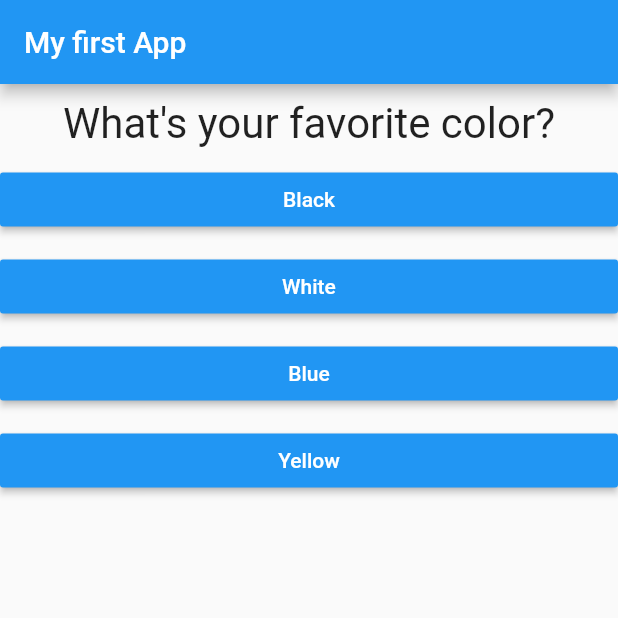
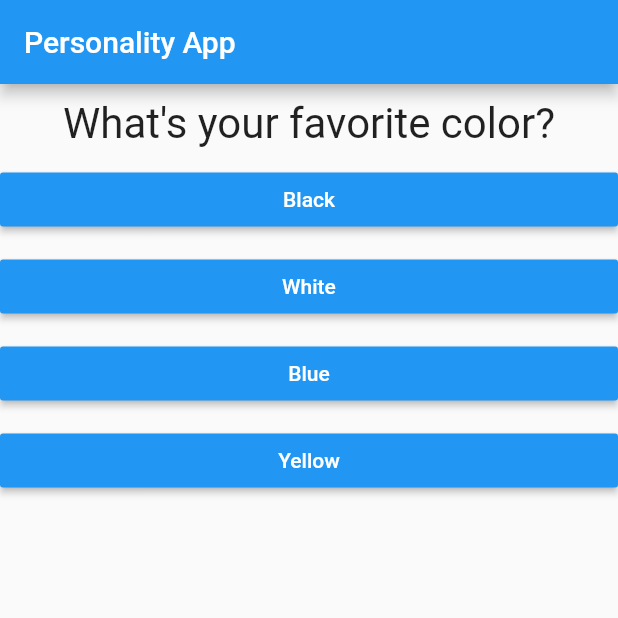
Before and after one commit to Alvin-Mwangi-W/Learn-Flutter, a Flutter app: the screen it shows after launch, on a phone screen of 412 x 824 dp, the top half of it. Run offline on Flutter 3.47's test engine with Material 2 defaults, Android fonts, the phone set to English and light mode, and no system bars.

Commit message:
fixed some errors

```diff
--- a/learnflutter/lib/main.dart
+++ b/learnflutter/lib/main.dart
@@ -1,6 +1,7 @@
 import 'package:flutter/material.dart';
 
-import 'quiz.dart';
+import './quiz.dart';
+import './result.dart';
 
 void main() {
   runApp(MyApp());
@@ -19,26 +20,50 @@ class _MyAppState extends State<MyApp> {
     const _questions = [
       {
         'questionText': 'What\'s your favorite color?',
-        'answers': ['Black', 'White', 'Blue', 'Yellow']
+        'answers': [
+          {'text': 'Black', 'score': 5},
+          {'text': 'White', 'score': 1},
+          {'text': 'Blue', 'score': 2},
+          {'text': 'Yellow', 'score': 8}
+        ]
       },
       {
         'questionText': 'What\'s your favorite animal',
-        'answers': ['Dog', 'Cat', 'Owl', 'Sloth']
+        'answers': [
+          {'text': 'Dog', 'score': 3},
+          {'text': 'Cat', 'score': 10},
+          {'text': 'Owl', 'score': 8},
+          {'text': 'Sloth', 'score': 2}
+        ]
       },
       {
         'questionText': 'What\'s your favorite Meal',
-        'answers': ['Githeri', 'Chapo', 'Chicken', 'Fish']
+        'answers': [
+          {'text': 'Githeri', 'score': 4},
+          {'text': 'Chapo', 'score': 6},
+          {'text': 'fish', 'score': 8},
+          {'text': 'Chicken', 'score': 2}
+        ]
       },
       {
         'questionText': 'What\'s your favorite Lecturer',
-        'answers': ['None', 'Wainanina', 'Kungu', 'Wanjiku']
+        'answers': [
+          {'text': 'Wainaina', 'score': 1},
+          {'text': 'Fred', 'score': 8},
+          {'text': 'Wanjiku', 'score': 2},
+          {'text': 'None', 'score': 10}
+        ]
       },
     ];
     var _questionIndex = 0;
 
-    void _answerQuestion() {
+    var totalScore = 0;
+
+    void _answerQuestion(int score) {
+      totalScore += score;
+
       if (_questionIndex < _questions.length) {
-        print("We have more qiestions");
+        print("We have more questions");
       }
       setState(() {
         _questionIndex = _questionIndex + 1;
@@ -50,7 +75,7 @@ class _MyAppState extends State<MyApp> {
     return MaterialApp(
       home: Scaffold(
           appBar: AppBar(
-          title: Text('My first App'),
+            title: Text('Personality App'),
           ),
           body: _questionIndex < _questions.length
               ? Quiz(
@@ -58,10 +83,7 @@ class _MyAppState extends State<MyApp> {
                   questions: _questions,
                   questionIndex: _questionIndex,
                 )
-            : Center(
-                child: Text("You did it!!"),
-              ),
-      ),
+              : Result()),
     );
   }
 }
--- a/learnflutter/lib/quiz.dart
+++ b/learnflutter/lib/quiz.dart
@@ -1,11 +1,10 @@
 import 'package:flutter/material.dart';
-
 import './Answer.dart';
 import './question.dart';
 
 class Quiz extends StatelessWidget {
   final List<Map<String, Object>> questions;
-  final VoidCallback answerQuestion;
+  final Function answerQuestion;
   final int questionIndex;
 
   Quiz(
@@ -20,8 +19,10 @@ class Quiz extends StatelessWidget {
         Question(
           questions[questionIndex]['questionText'] as String,
         ),
-        ...(questions[questionIndex]['answers'] as List<String>).map((answer) {
-          return Answer(answerQuestion, answer);
+        ...(questions[questionIndex]['answers'] as List<Map<String, Object>>)
+            .map((answer) {
+          return Answer(
+              () => answerQuestion(answer['score']), answer['text'] as String);
         }).toList()
       ],
     );
--- a/learnflutter/lib/result.dart
+++ b/learnflutter/lib/result.dart
@@ -0,0 +1,10 @@
+import 'package:flutter/material.dart';
+
+class Result extends StatelessWidget {
+  @override
+  Widget build(BuildContext context) {
+    return Center(
+      child: Text("You did it!!"),
+    );
+  }
+}
```
Lines whose indentation alone changed are shown as unchanged.
